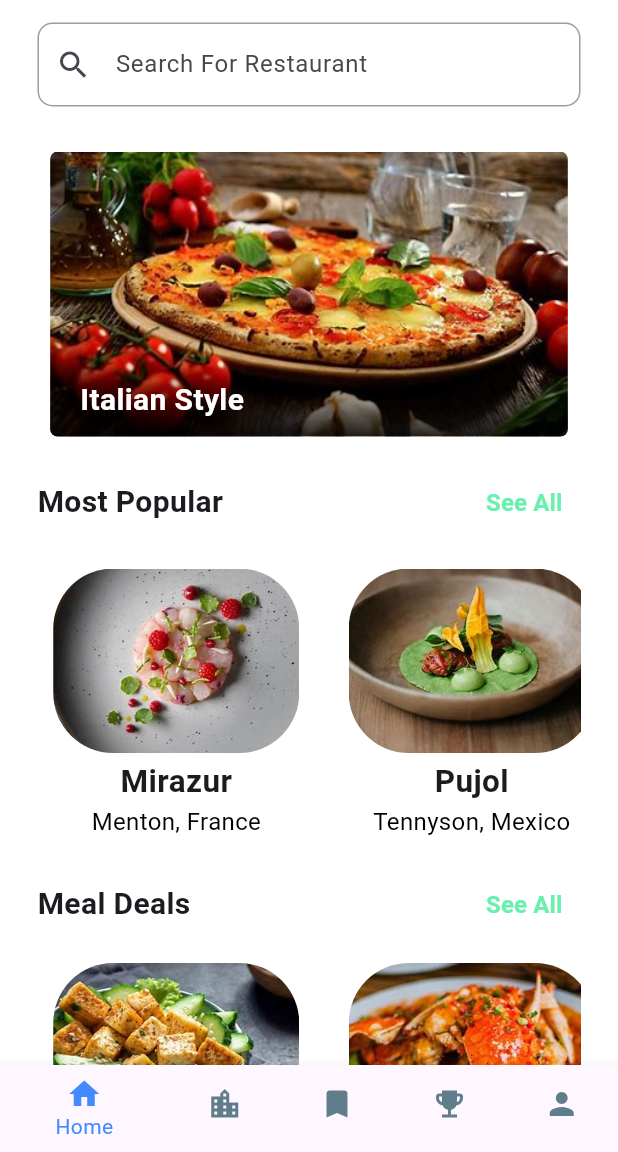
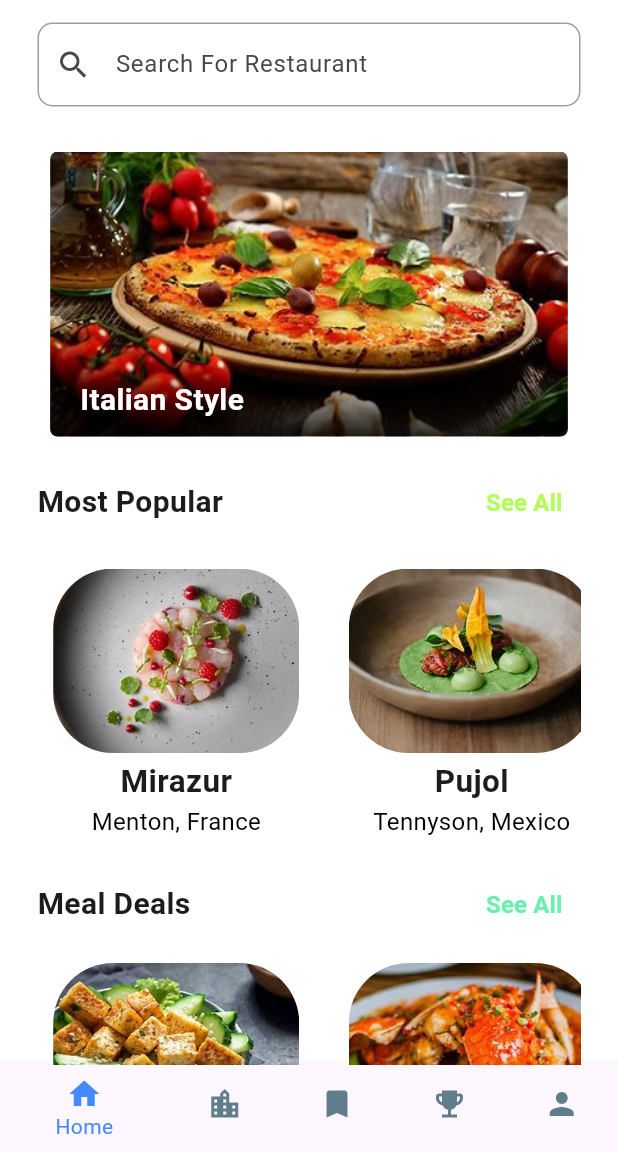
Before and after one commit to HannClement/AquaFlos, a Flutter app: the screen it shows after launch, on a phone screen of 412 x 824 dp, the part 84-1236 px from its top. Run offline on Flutter 3.47's test engine with Material 3 defaults, Android fonts, the phone set to English and light mode, and no system bars; drawn by our look-alikes of carousel_slider.

Commit message:
Update main.dart

```diff
--- a/flutter_application_1/lib/main.dart
+++ b/flutter_application_1/lib/main.dart
@@ -349,11 +349,10 @@ class homePage extends StatelessWidget {
                         style: TextStyle(
                           fontWeight: FontWeight.bold,
                           fontSize: 16.0,
-                          color: Colors.greenAccent,
+                          color: Colors.lightGreenAccent,
                         ),
                       ),
                     ),
-
                   ],
                 ),
               ),
@@ -406,7 +405,6 @@ class homePage extends StatelessWidget {
                         ),
                       ),
                     ),
-
                   ],
                 ),
               ),
```
